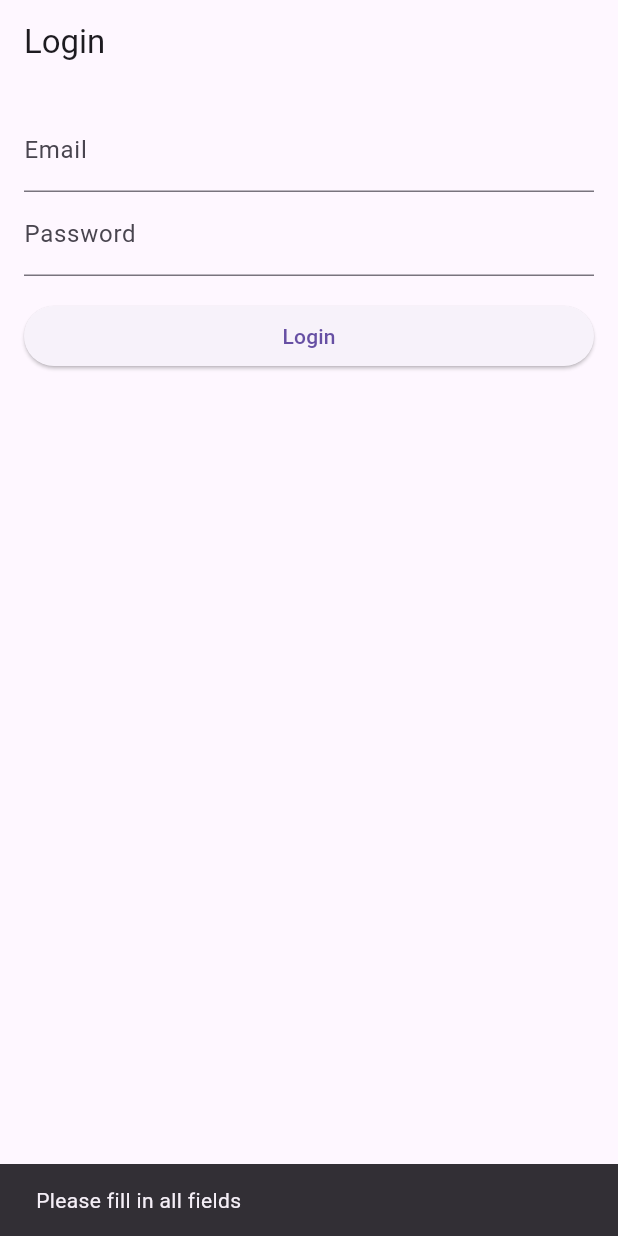
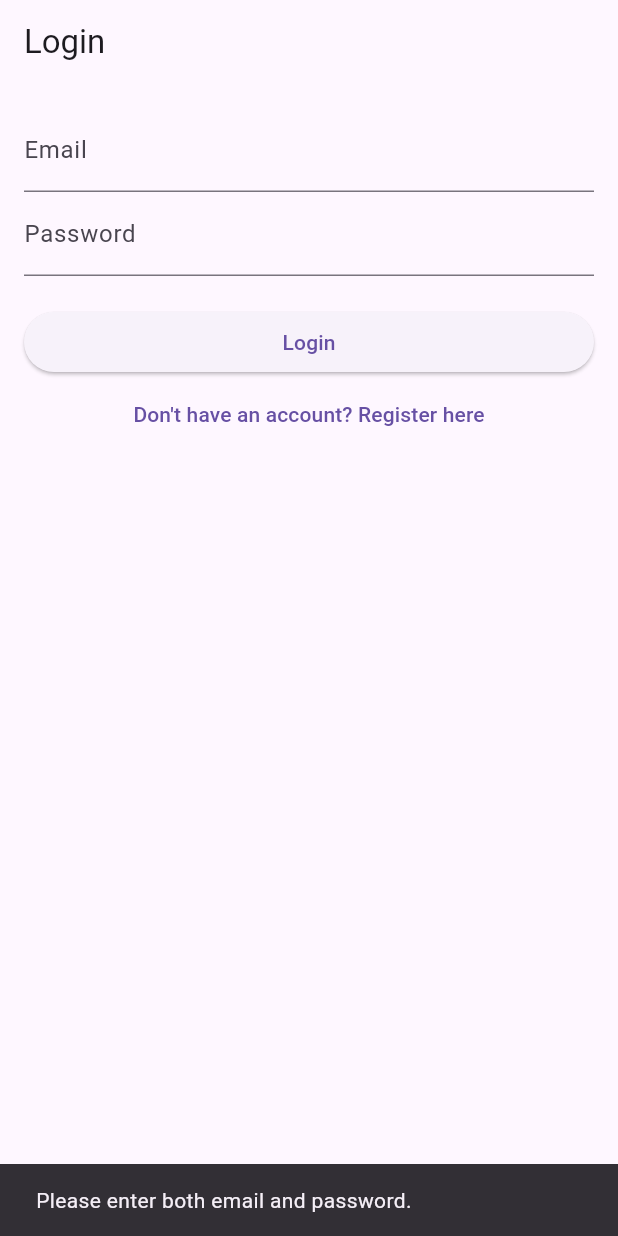
Before and after one commit to FALALALA22/coupon_app, a Flutter app: the screen it shows after launch, after a tap on "Login", on a phone screen of 412 x 824 dp. Run offline on Flutter 3.47's test engine with Material 3 defaults, Android fonts, the phone set to English and light mode, and no system bars; missing offline and left inert: qr_code_dart_scan.

Commit message:
add register,edit
add register in LoginPage.dart and edit Button HomePage.dart

```diff
--- a/lib/LoginPage.dart
+++ b/lib/LoginPage.dart
@@ -1,6 +1,8 @@
+import 'package:coupon_app/HomePage.dart';
 import 'package:flutter/material.dart';
 import 'package:provider/provider.dart';
-import 'user_provider.dart';
+import 'package:coupon_app/user_provider.dart';
+import 'RegisterPage.dart';
 
 class LoginPage extends StatefulWidget {
   @override
@@ -13,31 +15,29 @@ class _LoginPageState extends State<LoginPage> {
 
   void _login() async {
     final userProvider = Provider.of<UserProvider>(context, listen: false);
-
     final email = _emailController.text.trim();
     final password = _passwordController.text.trim();
 
     if (email.isEmpty || password.isEmpty) {
-      ScaffoldMessenger.of(context).showSnackBar(
-        SnackBar(content: Text('Please fill in all fields')),
-      );
+      ScaffoldMessenger.of(context).showSnackBar(SnackBar(
+        content: Text('Please enter both email and password.'),
+      ));
       return;
     }
 
-    final success = await userProvider.login(email, password);
+    bool success = await userProvider.login(email, password);
     if (success) {
-      debugPrint('Login successful. User ID: ${userProvider.userId}');
-      ScaffoldMessenger.of(context).showSnackBar(
-        SnackBar(content: Text('Login successful')),
+      ScaffoldMessenger.of(context).showSnackBar(SnackBar(
+        content: Text('Login successful!'),
+      ));
+      Navigator.pushReplacement(
+        context,
+        MaterialPageRoute(builder: (context) => HomePage()),
       );
-
-      // Navigate to another page, e.g., HomePage
-      Navigator.pushReplacementNamed(context, '/main');
     } else {
-      debugPrint('Login failed.');
-      ScaffoldMessenger.of(context).showSnackBar(
-        SnackBar(content: Text('Login failed. Please check your credentials')),
-      );
+      ScaffoldMessenger.of(context).showSnackBar(SnackBar(
+        content: Text('Login failed. Please check your credentials.'),
+      ));
     }
   }
 
@@ -53,16 +53,27 @@ class _LoginPageState extends State<LoginPage> {
             TextField(
               controller: _emailController,
               decoration: InputDecoration(labelText: 'Email'),
+              keyboardType: TextInputType.emailAddress,
             ),
             TextField(
               controller: _passwordController,
               decoration: InputDecoration(labelText: 'Password'),
               obscureText: true,
             ),
-            SizedBox(height: 16),
+            SizedBox(height: 20),
             ElevatedButton(
-              onPressed: _login, // เรียกใช้ฟังก์ชัน _login
+              onPressed: _login,
               child: Text('Login'),
+            ),
+            TextButton(
+              onPressed: () {
+
+                Navigator.push(
+                  context,
+                  MaterialPageRoute(builder: (context) => RegisterPage()),
+                );
+              },
+              child: Text('Don\'t have an account? Register here'),
             ),
           ],
         ),
```
Also changed, not shown: lib/HomePage.dart (+13 -1 lines).
